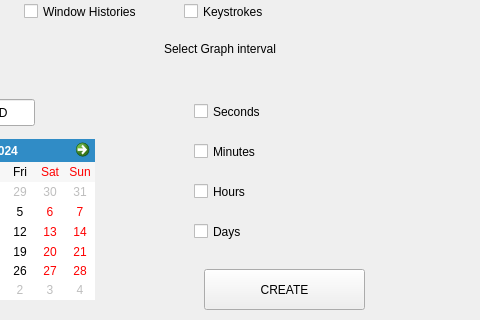
The window that src/ui/Visualize/DataViz.ui (komodo6/AVERT) describes before a commit, drawn with Qt 5; both pictures show x 166 to 646 and y 201 to 521 of the 819 by 521 pixel window.
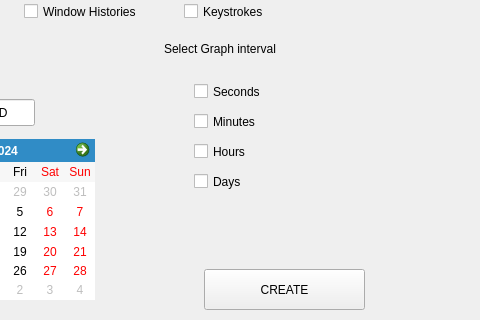
The same window after the commit.

What changed in the file:
```diff
--- a/src/ui/Visualize/DataViz.ui
+++ b/src/ui/Visualize/DataViz.ui
@@ -144,7 +144,7 @@
    <property name="geometry">
     <rect>
      <x>360</x>
-     <y>300</y>
+     <y>280</y>
      <width>92</width>
      <height>25</height>
     </rect>
@@ -160,7 +160,7 @@
    <property name="geometry">
     <rect>
      <x>360</x>
-     <y>340</y>
+     <y>310</y>
      <width>92</width>
      <height>25</height>
     </rect>
@@ -173,7 +173,7 @@
    <property name="geometry">
     <rect>
      <x>360</x>
-     <y>380</y>
+     <y>340</y>
      <width>92</width>
      <height>25</height>
     </rect>
@@ -186,7 +186,7 @@
    <property name="geometry">
     <rect>
      <x>360</x>
-     <y>420</y>
+     <y>370</y>
      <width>92</width>
      <height>25</height>
     </rect>
```
